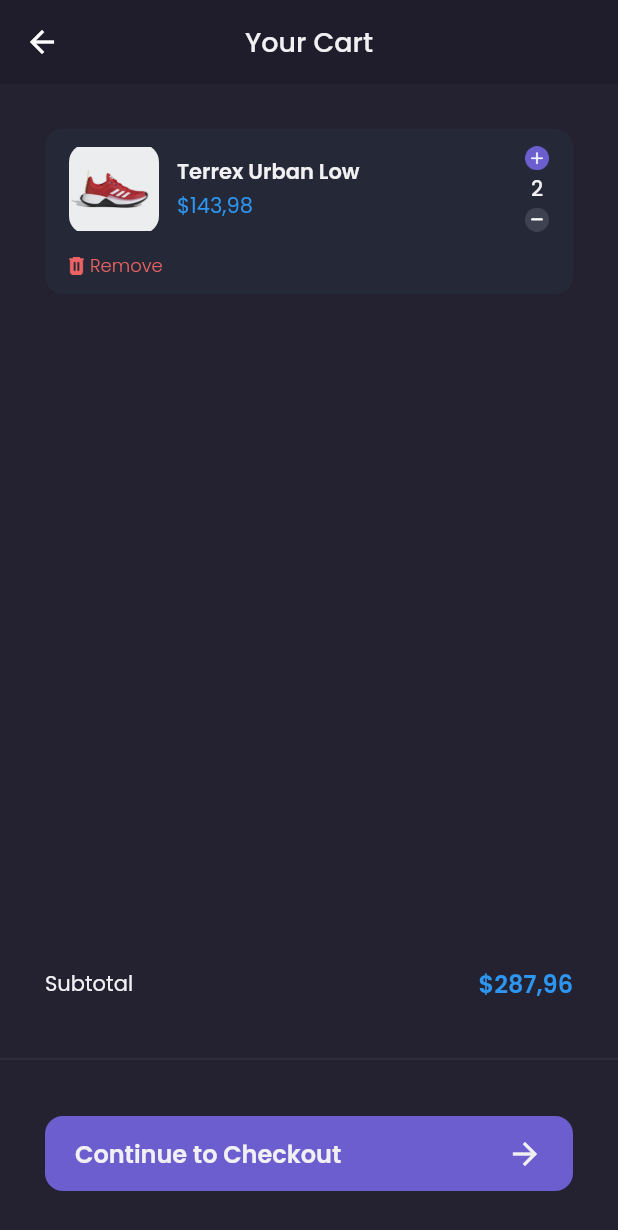
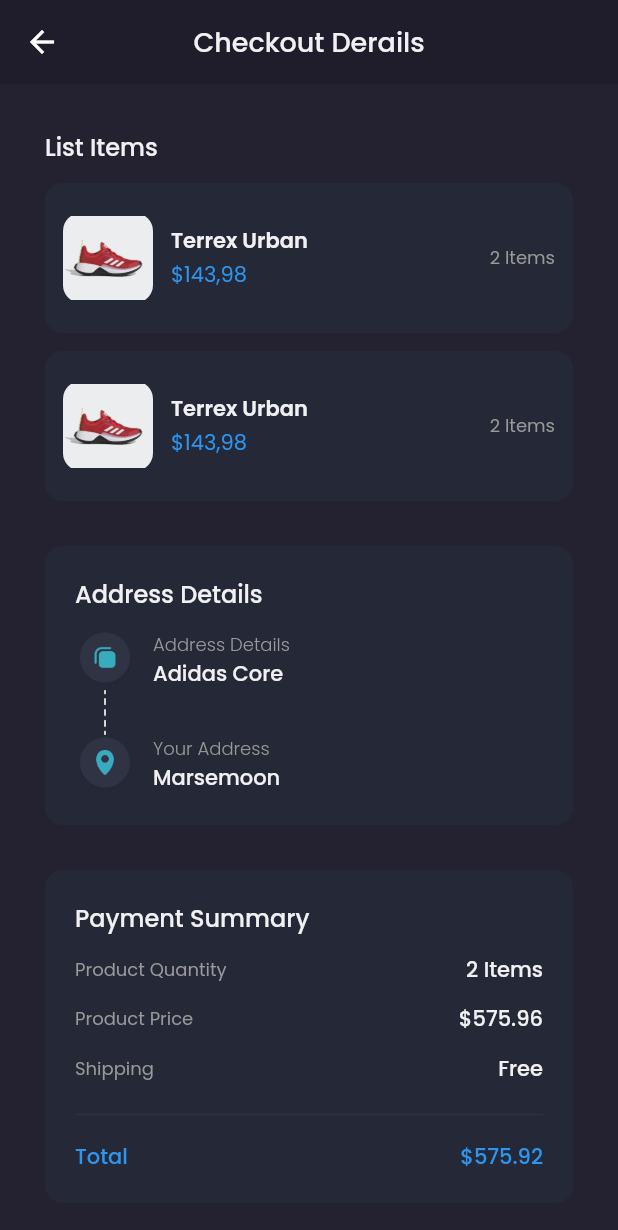
Before and after one commit to RafliAnwar/Shamo_eCommerce, a Flutter app: the CartPage screen opened by its route, after a tap on "Continue to Checkout", on a phone screen of 412 x 824 dp. Shown: the top 1230 px of the screen. Run offline on Flutter 3.47's test engine with Material 2 defaults, Android fonts, the light colour scheme and no system bars; our stand-ins replace carousel_slider, google_fonts.

Commit message:
add Checkout Page - Slicing Done

```diff
--- a/lib/main.dart
+++ b/lib/main.dart
@@ -1,5 +1,7 @@
 import 'package:flutter/material.dart';
 import 'package:shamo_ecommerce/pages/cart_page.dart';
+import 'package:shamo_ecommerce/pages/checkout_page.dart';
+import 'package:shamo_ecommerce/pages/checkout_success_page.dart';
 import 'package:shamo_ecommerce/pages/detail_chat_page.dart';
 import 'package:shamo_ecommerce/pages/edit_profile_page.dart';
 import 'package:shamo_ecommerce/pages/home/main_page.dart';
@@ -22,8 +24,10 @@
         '/home': (context) => MainPage(),
         '/detail_chat': (context) => DetailChatPage(),
         '/edit_profile': (context) => EditProfilePage(),
-        '/product' : (context) => ProductPage(),
-        '/cart' : (context) => CartPage(),
+        '/product': (context) => ProductPage(),
+        '/cart': (context) => CartPage(),
+        '/checkout': (context) => CheckoutPage(),
+        '/checkout_success': (context) => CheckoutSuccessPage(),
       },
     );
   }
--- a/lib/pages/cart_page.dart
+++ b/lib/pages/cart_page.dart
@@ -147,7 +147,9 @@
                     borderRadius: BorderRadius.circular(12),
                   ),
                 ),
-                onPressed: () {},
+                onPressed: () {
+                  Navigator.pushNamed(context, '/checkout');
+                },
                 child: Row(
                   mainAxisAlignment: MainAxisAlignment.spaceBetween,
                   children: [
--- /dev/null
+++ b/lib/pages/checkout_page.dart
@@ -0,0 +1,283 @@
+import 'package:flutter/material.dart';
+import 'package:shamo_ecommerce/theme.dart';
+import 'package:shamo_ecommerce/widgets/checkout_card.dart';
+
+class CheckoutPage extends StatelessWidget {
+  @override
+  Widget build(BuildContext context) {
+    Widget header() {
+      return AppBar(
+        backgroundColor: bgColor1,
+        elevation: 0,
+        centerTitle: true,
+        title: Text(
+          'Checkout Derails',
+          style: primaryTextStyle.copyWith(
+            fontSize: 18,
+            fontWeight: medium,
+          ),
+        ),
+      );
+    }
+
+    Widget content() {
+      return ListView(
+        padding: EdgeInsets.symmetric(
+          horizontal: defaultMargin,
+        ),
+        children: [
+          // NOTE : LIST ITEMS
+          Container(
+            margin: EdgeInsets.only(
+              top: defaultMargin,
+            ),
+            child: Column(
+              crossAxisAlignment: CrossAxisAlignment.start,
+              children: [
+                Text(
+                  'List Items',
+                  style: primaryTextStyle.copyWith(
+                    fontWeight: medium,
+                    fontSize: 16,
+                  ),
+                ),
+                CheckoutCard(),
+                CheckoutCard(),
+              ],
+            ),
+          ),
+          //NOTE : ADDRESS DETAILS
+          Container(
+            decoration: BoxDecoration(
+              borderRadius: BorderRadius.circular(12),
+              color: bgColor4,
+            ),
+            margin: EdgeInsets.only(top: defaultMargin),
+            padding: EdgeInsets.all(20),
+            child: Column(
+              crossAxisAlignment: CrossAxisAlignment.start,
+              children: [
+                Text(
+                  'Address Details',
+                  style: primaryTextStyle.copyWith(
+                    fontWeight: medium,
+                    fontSize: 16,
+                  ),
+                ),
+                SizedBox(
+                  height: 12,
+                ),
+                Row(
+                  children: [
+                    Column(
+                      children: [
+                        Image.asset(
+                          'assets/icon_store_location.png',
+                          width: 40,
+                        ),
+                        Image.asset(
+                          'assets/icon_line.png',
+                          height: 30,
+                        ),
+                        Image.asset(
+                          'assets/icon_your_address.png',
+                          width: 40,
+                        )
+                      ],
+                    ),
+                    SizedBox(
+                      width: 12,
+                    ),
+                    Column(
+                      crossAxisAlignment: CrossAxisAlignment.start,
+                      children: [
+                        Text(
+                          'Address Details',
+                          style: secondaryTextStyle.copyWith(
+                            fontSize: 12,
+                            fontWeight: light,
+                          ),
+                        ),
+                        Text(
+                          'Adidas Core',
+                          style: primaryTextStyle.copyWith(
+                            fontWeight: medium,
+                          ),
+                        ),
+                        SizedBox(
+                          height: 30,
+                        ),
+                        Text(
+                          'Your Address',
+                          style: secondaryTextStyle.copyWith(
+                            fontSize: 12,
+                            fontWeight: light,
+                          ),
+                        ),
+                        Text(
+                          'Marsemoon',
+                          style: primaryTextStyle.copyWith(
+                            fontWeight: medium,
+                          ),
+                        ),
+                      ],
+                    )
+                  ],
+                )
+              ],
+            ),
+          ),
+          //NOTE : PAYMENT SUMMARY
+          Container(
+            decoration: BoxDecoration(
+              borderRadius: BorderRadius.circular(12),
+              color: bgColor4,
+            ),
+            margin: EdgeInsets.only(top: defaultMargin),
+            padding: EdgeInsets.all(20),
+            child: Column(
+              crossAxisAlignment: CrossAxisAlignment.start,
+              children: [
+                Text(
+                  'Payment Summary',
+                  style: primaryTextStyle.copyWith(
+                    fontWeight: medium,
+                    fontSize: 16,
+                  ),
+                ),
+                SizedBox(
+                  height: 12,
+                ),
+                Row(
+                  mainAxisAlignment: MainAxisAlignment.spaceBetween,
+                  children: [
+                    Text(
+                      'Product Quantity',
+                      style: secondaryTextStyle.copyWith(
+                        fontSize: 12,
+                      ),
+                    ),
+                    Text(
+                      '2 Items',
+                      style: primaryTextStyle.copyWith(
+                        fontWeight: medium,
+                      ),
+                    ),
+                  ],
+                ),
+                SizedBox(
+                  height: 12,
+                ),
+                Row(
+                  mainAxisAlignment: MainAxisAlignment.spaceBetween,
+                  children: [
+                    Text(
+                      'Product Price',
+                      style: secondaryTextStyle.copyWith(
+                        fontSize: 12,
+                      ),
+                    ),
+                    Text(
+                      '\$575.96',
+                      style: primaryTextStyle.copyWith(
+                        fontWeight: medium,
+                      ),
+                    ),
+                  ],
+                ),
+                SizedBox(
+                  height: 12,
+                ),
+                Row(
+                  mainAxisAlignment: MainAxisAlignment.spaceBetween,
+                  children: [
+                    Text(
+                      'Shipping',
+                      style: secondaryTextStyle.copyWith(
+                        fontSize: 12,
+                      ),
+                    ),
+                    Text(
+                      'Free',
+                      style: primaryTextStyle.copyWith(
+                        fontWeight: medium,
+                      ),
+                    ),
+                  ],
+                ),
+                SizedBox(
+                  height: 12,
+                ),
+                Divider(
+                  thickness: 1,
+                  color: Color(0xff2E3141),
+                ),
+                SizedBox(
+                  height: 10,
+                ),
+                Row(
+                  mainAxisAlignment: MainAxisAlignment.spaceBetween,
+                  children: [
+                    Text(
+                      'Total',
+                      style: priceTextStyle.copyWith(
+                        fontWeight: medium,
+                      ),
+                    ),
+                    Text(
+                      '\$575.92',
+                      style: priceTextStyle.copyWith(
+                        fontWeight: medium,
+                      ),
+                    ),
+                  ],
+                ),
+              ],
+            ),
+          ),
+          //NOTE : CHECKOUT BUTTON
+          SizedBox(
+            height: 30,
+          ),
+          Divider(
+            thickness: 1,
+            color: Color(0xff2E3141),
+          ),
+          Container(
+            height: 50,
+            width: double.infinity,
+            margin: EdgeInsets.symmetric(
+              vertical: defaultMargin,
+            ),
+            child: TextButton(
+              style: TextButton.styleFrom(
+                backgroundColor: primaryColor,
+                shape: RoundedRectangleBorder(
+                  borderRadius: BorderRadius.circular(
+                    12,
+                  ),
+                ),
+              ),
+              onPressed: () {
+                Navigator.pushNamedAndRemoveUntil(context, '/checkout_success', (route) => false);
+              },
+              child: Text(
+                'Checkout Now',
+                style: primaryTextStyle.copyWith(
+                  fontWeight: semiBold,
+                  fontSize: 16,
+                ),
+              ),
+            ),
+          )
+        ],
+      );
+    }
+
+    return Scaffold(
+      backgroundColor: bgColor3,
+      appBar: header(),
+      body: content(),
+    );
+  }
+}
--- /dev/null
+++ b/lib/pages/checkout_success_page.dart
@@ -0,0 +1,113 @@
+import 'package:flutter/material.dart';
+import 'package:shamo_ecommerce/theme.dart';
+
+class CheckoutSuccessPage extends StatelessWidget {
+  @override
+  Widget build(BuildContext context) {
+    Widget header() {
+      return AppBar(
+        elevation: 0,
+        centerTitle: true,
+        backgroundColor: bgColor1,
+        title: Text(
+          'Checkout Success',
+          style: primaryTextStyle.copyWith(
+            fontSize: 18,
+            fontWeight: medium,
+          ),
+        ),
+      );
+    }
+
+    Widget content() {
+      return Container(
+        child: Center(
+          child: Column(
+            mainAxisAlignment: MainAxisAlignment.center,
+            children: [
+              Image.asset(
+                'assets/empty_cart.png',
+                width: 80,
+              ),
+              SizedBox(
+                height: 20,
+              ),
+              Text(
+                'You made a transaction',
+                style: primaryTextStyle.copyWith(
+                  fontWeight: medium,
+                  fontSize: 16,
+                ),
+              ),
+              SizedBox(
+                height: 12,
+              ),
+              Text(
+                'Stay at home while we\nprepare your dream shoes',
+                style: secondaryTextStyle,
+                textAlign: TextAlign.center,
+              ),
+              Container(
+                margin: EdgeInsets.only(top: defaultMargin),
+                height: 44,
+                width: 196,
+                child: TextButton(
+                  style: TextButton.styleFrom(
+                      shape: RoundedRectangleBorder(
+                        borderRadius: BorderRadius.circular(12),
+                      ),
+                      backgroundColor: primaryColor,
+                      padding: EdgeInsets.symmetric(
+                        vertical: 10,
+                        horizontal: 24,
+                      )),
+                  onPressed: () {
+                    Navigator.pushNamedAndRemoveUntil(
+                        context, '/home', (route) => false);
+                  },
+                  child: Text(
+                    'Order Other Shoes',
+                    style: primaryTextStyle.copyWith(
+                      fontSize: 16,
+                      fontWeight: medium,
+                    ),
+                  ),
+                ),
+              ),
+              Container(
+                margin: EdgeInsets.only(top: 12),
+                height: 44,
+                width: 196,
+                child: TextButton(
+                  style: TextButton.styleFrom(
+                      shape: RoundedRectangleBorder(
+                        borderRadius: BorderRadius.circular(12),
+                      ),
+                      backgroundColor: Color(0xff39374B),
+                      padding: EdgeInsets.symmetric(
+                        vertical: 10,
+                        horizontal: 24,
+                      )),
+                  onPressed: () {},
+                  child: Text(
+                    'View My Order',
+                    style: primaryTextStyle.copyWith(
+                        fontSize: 16,
+                        fontWeight: medium,
+                        color: Color(0xffB7B6BF)),
+                  ),
+                ),
+              )
+            ],
+          ),
+        ),
+      );
+    }
+
+    return Scaffold(
+      backgroundColor: bgColor3,
+      appBar: header(),
+      body: content(),
+    );
+  }
+}
--- /dev/null
+++ b/lib/widgets/checkout_card.dart
@@ -0,0 +1,66 @@
+import 'package:flutter/material.dart';
+import 'package:shamo_ecommerce/theme.dart';
+
+class CheckoutCard extends StatelessWidget {
+  @override
+  Widget build(BuildContext context) {
+    return Container(
+      decoration: BoxDecoration(
+        color: bgColor4,
+        borderRadius: BorderRadius.circular(12),
+      ),
+      margin: EdgeInsets.only(top: 12),
+      padding: EdgeInsets.symmetric(
+        horizontal: 12,
+        vertical: 20,
+      ),
+      child: Row(
+        children: [
+          Container(
+            width: 60,
+            height: 60,
+            decoration: BoxDecoration(
+              borderRadius: BorderRadius.circular(12),
+              image: DecorationImage(
+                image: AssetImage('assets/image_shoes.png'),
+              ),
+            ),
+          ),
+          SizedBox(
+            width: 12,
+          ),
+          Expanded(
+            child: Column(
+              crossAxisAlignment: CrossAxisAlignment.start,
+              children: [
+                Text(
+                  'Terrex Urban',
+                  style: primaryTextStyle.copyWith(
+                    fontWeight: semiBold,
+                  ),
+                  overflow: TextOverflow.ellipsis,
+                ),
+                SizedBox(
+                  height: 2,
+                ),
+                Text(
+                  '\$143,98',
+                  style: priceTextStyle,
+                ),
+              ],
+            ),
+          ),
+          SizedBox(
+            width: 12,
+          ),
+          Text(
+            '2 Items',
+            style: secondaryTextStyle.copyWith(
+              fontSize: 12,
+            ),
+          )
+        ],
+      ),
+    );
+  }
+}
```
Also changed, not shown: assets/icon_line.png (added).
